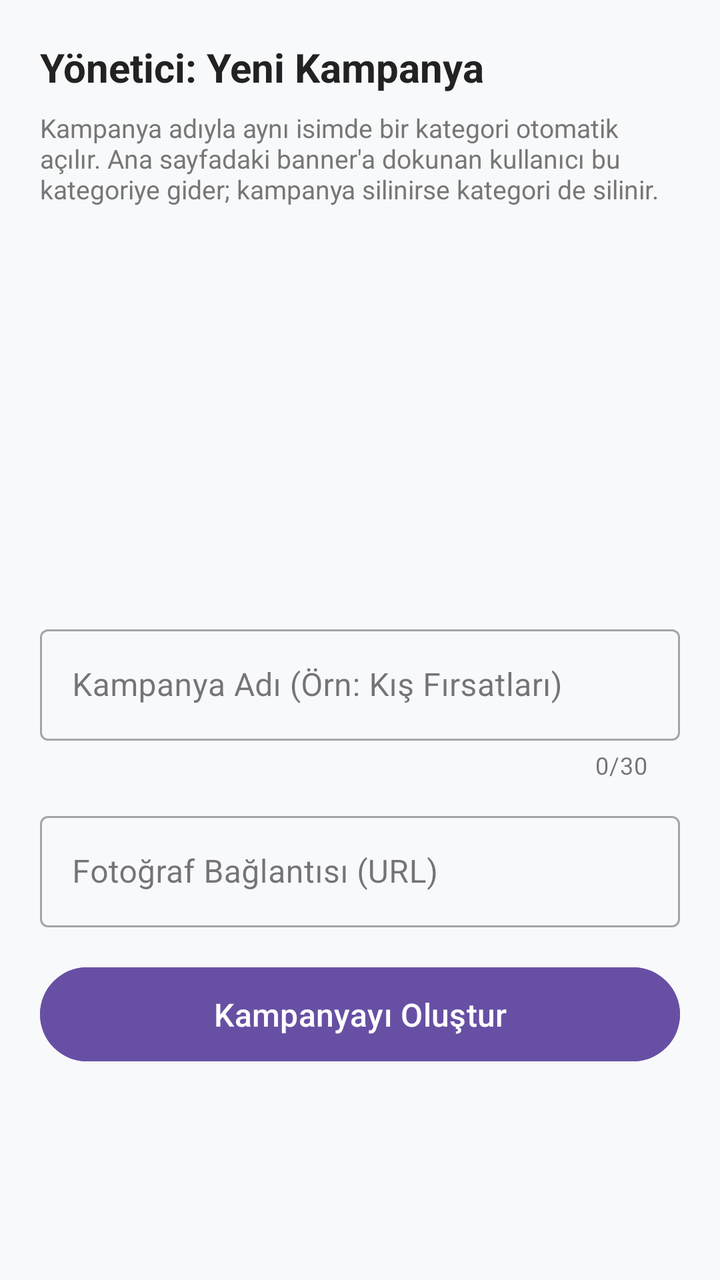
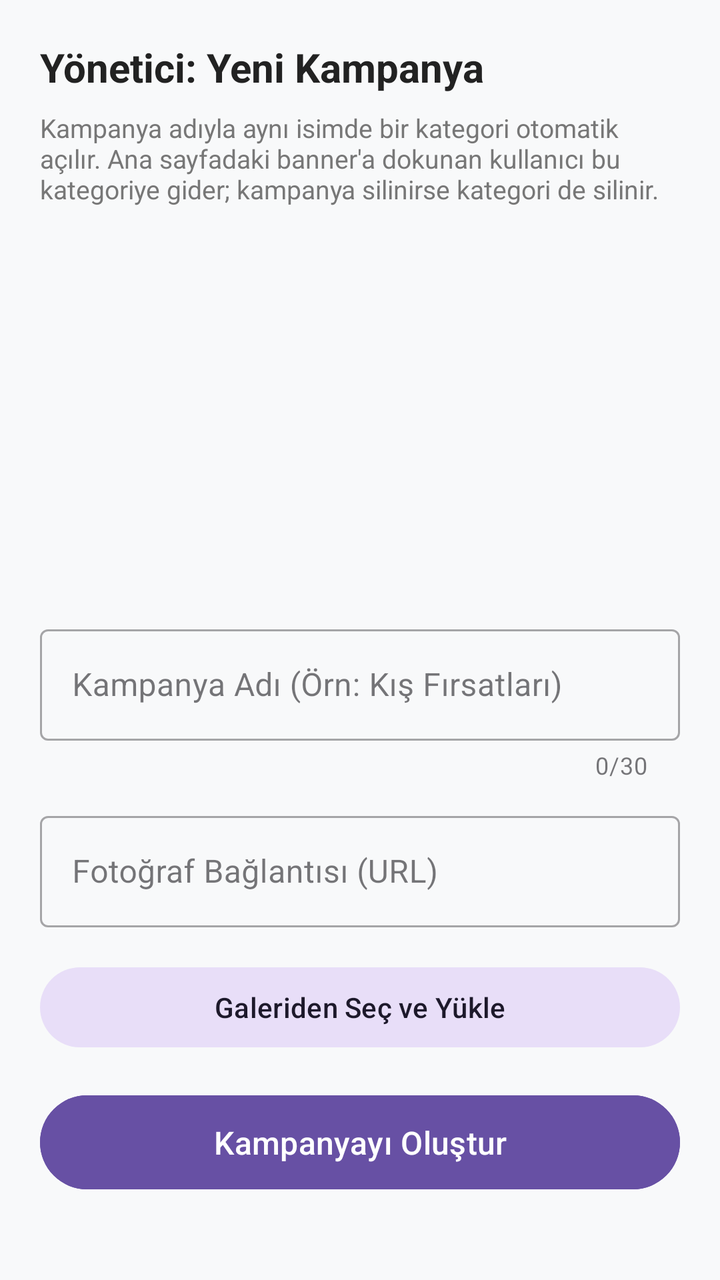

The first picture is an Android layout as it rendered before a commit; the second is the same layout after the commit. The layout source and the unified diff follow.
<!-- AndroidManifest.xml: application theme Theme.Shingu -->
<!-- res/layout/fragment_admin_campaign_form.xml -->
<?xml version="1.0" encoding="utf-8"?>
<ScrollView xmlns:android="http://schemas.android.com/apk/res/android"
    xmlns:app="http://schemas.android.com/apk/res-auto"
    android:layout_width="match_parent"
    android:layout_height="match_parent"
    android:background="#F8F9FA">

    <LinearLayout
        android:layout_width="match_parent"
        android:layout_height="wrap_content"
        android:orientation="vertical"
        android:paddingVertical="20dp">

        <TextView
            android:id="@+id/tvCampaignFormTitle"
            android:layout_width="match_parent"
            android:layout_height="wrap_content"
            android:layout_marginBottom="8dp"
            android:paddingHorizontal="20dp"
            android:text="Yönetici: Yeni Kampanya"
            android:textColor="#222222"
            android:textSize="20sp"
            android:textStyle="bold" />

        <TextView
            android:layout_width="match_parent"
            android:layout_height="wrap_content"
            android:layout_marginBottom="16dp"
            android:paddingHorizontal="20dp"
            android:text="Kampanya adıyla aynı isimde bir kategori otomatik açılır. Ana sayfadaki banner'a dokunan kullanıcı bu kategoriye gider; kampanya silinirse kategori de silinir."
            android:textColor="#777777"
            android:textSize="13sp" />

        
        <FrameLayout
            android:id="@+id/layoutBannerPreview"
            android:layout_width="match_parent"
            android:layout_height="170dp"
            android:layout_marginBottom="20dp" />

        <com.google.android.material.textfield.TextInputLayout
            style="@style/Widget.MaterialComponents.TextInputLayout.OutlinedBox"
            android:layout_width="match_parent"
            android:layout_height="wrap_content"
            android:layout_marginHorizontal="20dp"
            android:layout_marginBottom="12dp"
            app:counterEnabled="true"
            app:counterMaxLength="30">

            <com.google.android.material.textfield.TextInputEditText
                android:id="@+id/etCampaignTitle"
                android:layout_width="match_parent"
                android:layout_height="wrap_content"
                android:hint="Kampanya Adı (Örn: Kış Fırsatları)"
                android:inputType="textCapWords"
                android:maxLength="30" />
        </com.google.android.material.textfield.TextInputLayout>

        <com.google.android.material.textfield.TextInputLayout
            style="@style/Widget.MaterialComponents.TextInputLayout.OutlinedBox"
            android:layout_width="match_parent"
            android:layout_height="wrap_content"
            android:layout_marginHorizontal="20dp"
            android:layout_marginBottom="16dp">

            <com.google.android.material.textfield.TextInputEditText
                android:id="@+id/etCampaignImageUrl"
                android:layout_width="match_parent"
                android:layout_height="wrap_content"
                android:hint="Fotoğraf Bağlantısı (URL)"
                android:inputType="textUri" />
        </com.google.android.material.textfield.TextInputLayout>

        <Button
            android:id="@+id/btnSaveCampaign"
            android:layout_width="match_parent"
            android:layout_height="55dp"
            android:layout_marginHorizontal="20dp"
            android:backgroundTint="#6750A4"
            android:text="Kampanyayı Oluştur"
            android:textSize="16sp" />

        
        <com.google.android.material.button.MaterialButton
            android:id="@+id/btnDeleteCampaign"
            style="@style/Widget.Material3.Button.OutlinedButton"
            android:layout_width="match_parent"
            android:layout_height="55dp"
            android:layout_marginHorizontal="20dp"
            android:layout_marginTop="8dp"
            android:text="Kampanyayı Sil"
            android:textColor="#E53935"
            android:visibility="gone"
            app:strokeColor="#E53935" />

    </LinearLayout>
</ScrollView>
<!-- resources referenced by this layout -->
<resources>
  <style name="Theme.Shingu" parent="Base.Theme.Shingu" />
  <style name="Base.Theme.Shingu" parent="Theme.Material3.DayNight.NoActionBar">
          
          
      </style>
</resources>

<!-- the commit's change to res/layout/fragment_admin_campaign_form.xml (unified diff, before → after) -->
@@ -71,6 +71,16 @@
                 android:inputType="textUri" />
         </com.google.android.material.textfield.TextInputLayout>
 
+        
+        <com.google.android.material.button.MaterialButton
+            android:id="@+id/btnPickCampaignImage"
+            style="@style/Widget.Material3.Button.TonalButton"
+            android:layout_width="match_parent"
+            android:layout_height="wrap_content"
+            android:layout_marginHorizontal="20dp"
+            android:layout_marginBottom="16dp"
+            android:text="Galeriden Seç ve Yükle" />
+
         <Button
             android:id="@+id/btnSaveCampaign"
             android:layout_width="match_parent"
